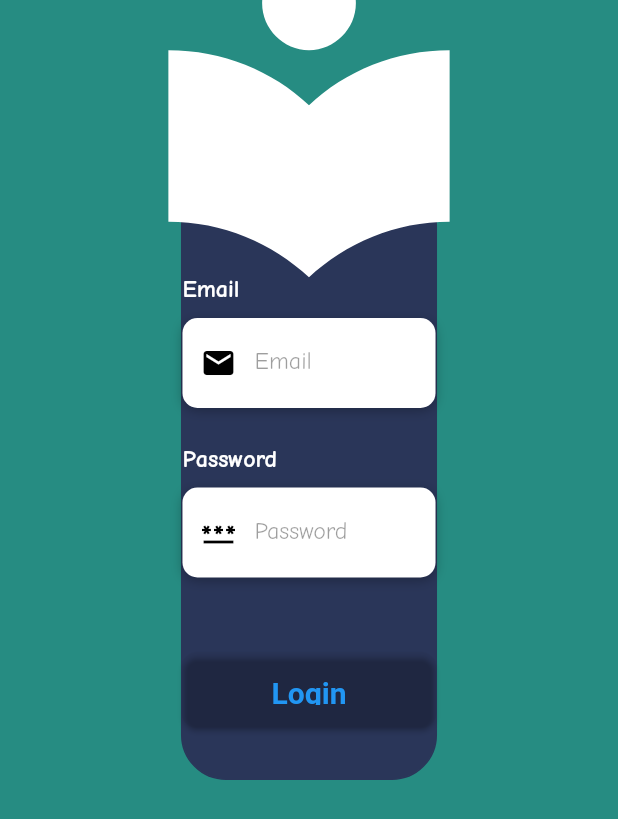
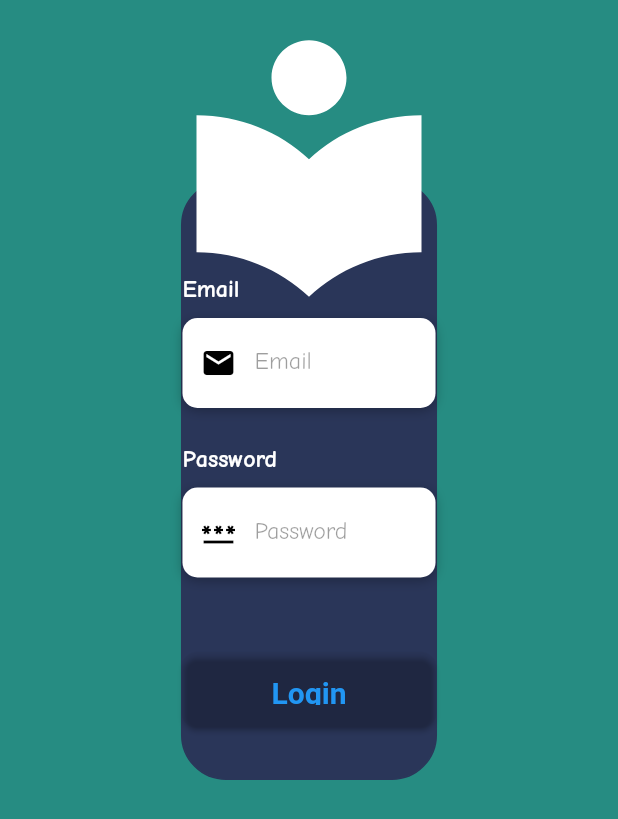
Before and after one commit to vhgomes/projeto-engsoftware, a Flutter app: the screen it shows after launch, on a phone screen of 412 x 824 dp. Shown: the top 819 px of the screen. Run offline on Flutter 3.47's test engine with Material 2 defaults, Android fonts, the phone set to English and light mode, and no system bars.

Commit message:
LOGINPAGE | Tamanho do icone atualizado

```diff
--- a/lib/screens/login_page.dart
+++ b/lib/screens/login_page.dart
@@ -81,12 +81,12 @@ class _LoginPageState extends State<LoginPage> {
             ),
           ),
           Positioned(
-            left: (MediaQuery.of(context).size.width-250)/2,
-            top: -50,
+            left: (MediaQuery.of(context).size.width-200)/2,
+            top: 10,
             child: Icon(
               Icons.local_library,
               color: Colors.white,
-              size: 250,
+              size: 200,
             ),
           ),
         ],
```
